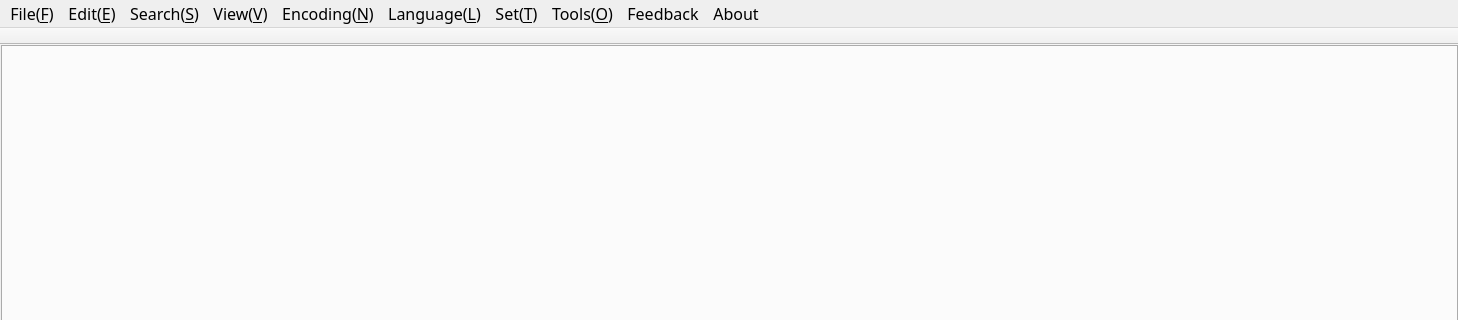
Qt form src/cceditor/ccnotepad.ui (x2009again/notepad--) before a commit; both pictures show x 0 to 1458 and y 0 to 320 of the 1458 by 789 pixel window.
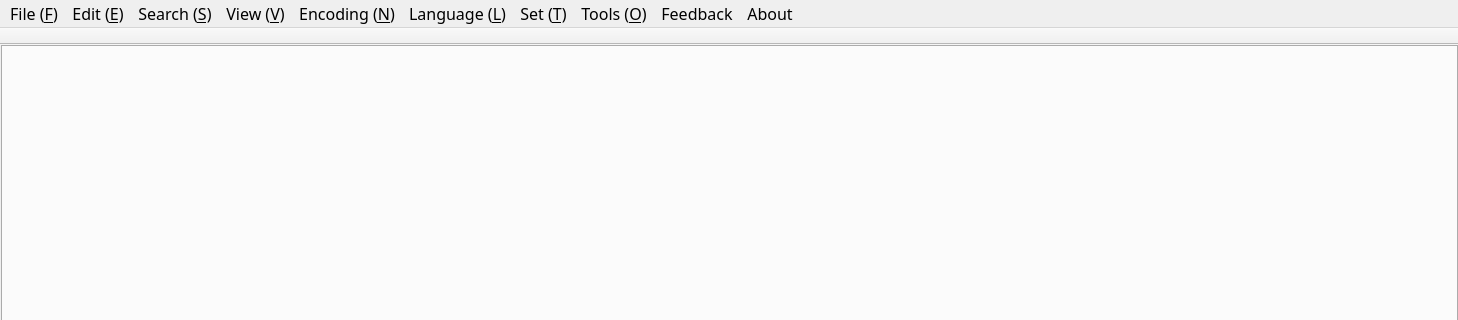
The same form after that commit. Icons and pictures are not drawn.

Commit message: Added Better English Translation on Some Elements, Made About Widget look more pleasing, Changed Navigation Panel a Bit

Patch:
```diff
--- a/src/cceditor/ccnotepad.ui
+++ b/src/cceditor/ccnotepad.ui
@@ -79,7 +79,7 @@
      <x>0</x>
      <y>0</y>
      <width>1458</width>
-     <height>23</height>
+     <height>27</height>
     </rect>
    </property>
    <widget class="QMenu" name="menuFile">
@@ -87,7 +87,7 @@
      <enum>Qt::LeftToRight</enum>
     </property>
     <property name="title">
-     <string>File(&amp;F)</string>
+     <string>File (&amp;F)</string>
     </property>
     <addaction name="actionNewFile"/>
     <addaction name="actionOpenFile"/>
@@ -103,7 +103,7 @@
      <enum>Qt::LeftToRight</enum>
     </property>
     <property name="title">
-     <string>Edit(&amp;E)</string>
+     <string>Edit (&amp;E)</string>
     </property>
     <widget class="QMenu" name="menuformat_conversion">
      <property name="title">
@@ -180,7 +180,7 @@
    </widget>
    <widget class="QMenu" name="menuSearch">
     <property name="title">
-     <string>Search(&amp;S)</string>
+     <string>Search (&amp;S)</string>
     </property>
     <widget class="QMenu" name="menuBook_Mark">
      <property name="title">
@@ -204,7 +204,7 @@
    </widget>
    <widget class="QMenu" name="menuView">
     <property name="title">
-     <string>View(&amp;V)</string>
+     <string>View (&amp;V)</string>
     </property>
     <widget class="QMenu" name="menudisplay_symbols">
      <property name="title">
@@ -232,7 +232,7 @@
    </widget>
    <widget class="QMenu" name="menuCode">
     <property name="title">
-     <string>Encoding(&amp;N)</string>
+     <string>Encoding (&amp;N)</string>
     </property>
     <widget class="QMenu" name="menuASNI">
      <property name="title">
@@ -263,7 +263,7 @@
    </widget>
    <widget class="QMenu" name="menuLanguage">
     <property name="title">
-     <string>Language(&amp;L)</string>
+     <string>Language (&amp;L)</string>
     </property>
     <widget class="QMenu" name="menuP">
      <property name="title">
@@ -466,7 +466,7 @@
    </widget>
    <widget class="QMenu" name="menuSet">
     <property name="title">
-     <string>Set(&amp;T)</string>
+     <string>Set (&amp;T)</string>
     </property>
     <widget class="QMenu" name="menuLanguage_2">
      <property name="title">
@@ -495,7 +495,7 @@
    </widget>
    <widget class="QMenu" name="menuTools">
     <property name="title">
-     <string>Tools(&amp;O)</string>
+     <string>Tools (&amp;O)</string>
     </property>
    </widget>
    <addaction name="menuFile"/>
```
Left out of the diff: 26 changed lines with no effect on the pictures. The commit also changes 7 other files.
